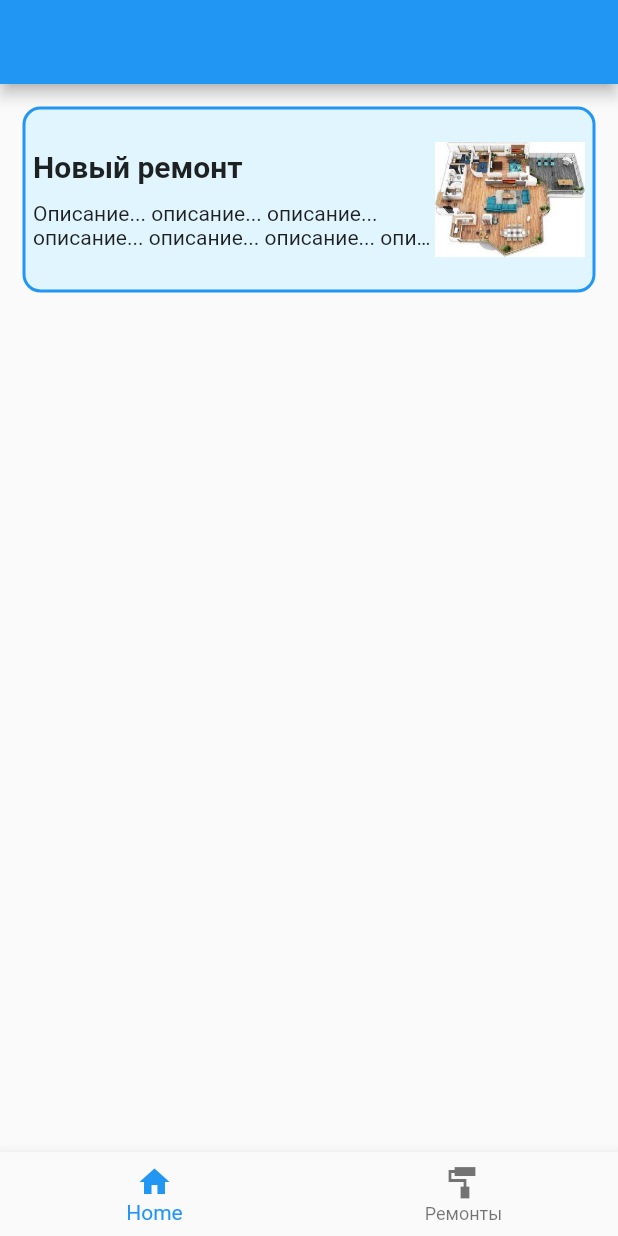
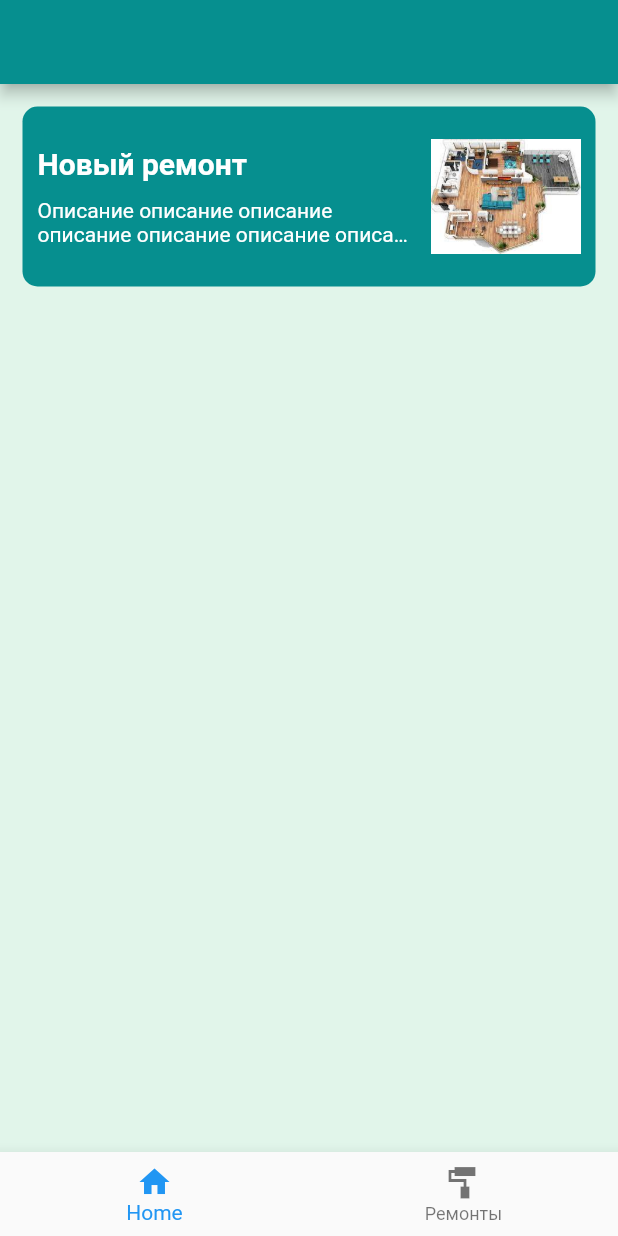
Before and after one commit to dev-courses/remontina, a Flutter app: the screen it shows after launch, on a phone screen of 412 x 824 dp. Run offline on Flutter 3.47's test engine with Material 2 defaults, Android fonts, the light colour scheme and no system bars; our stand-ins replace fluro.

Commit message:
переделала BigCard  и начала делать дизайн

```diff
--- a/lib/presentation/home/home_screen.dart
+++ b/lib/presentation/home/home_screen.dart
@@ -1,5 +1,6 @@
 import 'package:flutter/material.dart';
 import 'package:remontina/presentation/home/widgets/big_card.dart';
+import 'package:remontina/presentation/ui/app_colors.dart';
 
 class HomeScreen extends StatefulWidget {
   HomeScreen({
@@ -14,14 +15,17 @@ class _HomeScreenState extends State<HomeScreen> {
   @override
   Widget build(BuildContext context) {
     return Scaffold(
-      appBar: AppBar(),
+      backgroundColor: AppColors.backgroundColorGreen,
+      appBar: AppBar(
+        backgroundColor: AppColors.boxDecorationBigCardGreen,
+      ),
       body: ListView(
-        padding: EdgeInsets.symmetric(horizontal: 15.0, vertical: 15.0),
+        padding: EdgeInsets.all(15.0),
         children: [
           BigCard(
             title: 'Новый ремонт',
             description:
-                'Описание... описание... описание... описание... описание... описание... описание... описание... описание... описание.... описание... описание... а это не должно влезть.',
+                'Описание описание описание описание описание описание описание описание описание описание описание описание.',
             imageUrl: 'assets/images/remont_1.jpg',
           ),
         ],
--- a/lib/presentation/home/widgets/big_card.dart
+++ b/lib/presentation/home/widgets/big_card.dart
@@ -1,26 +1,29 @@
 import 'dart:ui';
 
 import 'package:flutter/material.dart';
+import 'package:remontina/presentation/ui/app_colors.dart';
 
 class BigCard extends StatelessWidget {
   final String title;
   final String description;
   final String? imageUrl;
+  final VoidCallback? onTap;
 
   const BigCard({
     Key? key,
     required this.title,
     required this.description,
     this.imageUrl,
+    this.onTap,
   }) : super(key: key);
   @override
   Widget build(BuildContext context) {
     return Container(
-      padding: EdgeInsets.symmetric(horizontal: 5.0, vertical: 10.0),
+      padding: EdgeInsets.symmetric(horizontal: 10.0, vertical: 10.0),
       decoration: BoxDecoration(
-        color: Colors.lightBlue[50],
-        border: Border.all(color: Colors.blue, width: 2.0),
-        borderRadius: BorderRadius.circular(12),
+        color: AppColors.boxDecorationBigCardGreen,
+        // border: Border.all(color: AppColors.borderBigCardGreen, width: 2.0),
+        borderRadius: BorderRadius.circular(10),
       ),
       child: Row(
         children: [
@@ -34,30 +37,29 @@ class BigCard extends StatelessWidget {
                   style: const TextStyle(
                       fontWeight: FontWeight.bold,
                       fontSize: 20,
-                      fontStyle: FontStyle.normal),
+                      color: AppColors.textBigCardWhite),
                 ),
-                SizedBox(
-                  height: 12.0,
-                ),
+                SizedBox(height: 12.0),
                 Text(
                   description,
                   overflow: TextOverflow.ellipsis,
                   maxLines: 2,
                   style: const TextStyle(
-                      fontWeight: FontWeight.normal,
-                      fontSize: 14,
-                      fontStyle: FontStyle.normal),
+                    fontSize: 14,
+                    color: AppColors.textBigCardWhite,
+                  ),
                 ),
               ],
             ),
           ),
+          SizedBox(width: 10.0),
           if (imageUrl != null)
             Image.asset(
               imageUrl!,
               height: 100,
               width: 100,
               fit: BoxFit.contain,
-            )
+            ),
         ],
       ),
     );
--- a/lib/presentation/repairs/repairs_screen.dart
+++ b/lib/presentation/repairs/repairs_screen.dart
@@ -1,4 +1,5 @@
 import 'package:flutter/material.dart';
+import 'package:remontina/presentation/ui/app_colors.dart';
 
 class RepairsScreen extends StatefulWidget {
   @override
@@ -9,7 +10,10 @@ class _RepairsScreenState extends State<RepairsScreen> {
   @override
   Widget build(BuildContext context) {
     return Scaffold(
-      appBar: AppBar(),
+      backgroundColor: AppColors.backgroundColorGreen,
+      appBar: AppBar(
+        backgroundColor: AppColors.boxDecorationBigCardGreen,
+      ),
       body: Text('Ремонты'),
     );
   }
--- /dev/null
+++ b/lib/presentation/ui/app_colors.dart
@@ -0,0 +1,8 @@
+import 'package:flutter/material.dart';
+
+class AppColors {
+  static const iconsGreen = const Color(0xff0005866);
+  static const boxDecorationBigCardGreen = const Color(0xff068F8F);
+  static const textBigCardWhite = const Color(0xffffffff);
+  static const backgroundColorGreen = const Color(0xffE1F5EA);
+}
```
Also changed, not shown: lib/presentation/root/root_screen.dart (+5 -2 lines).
